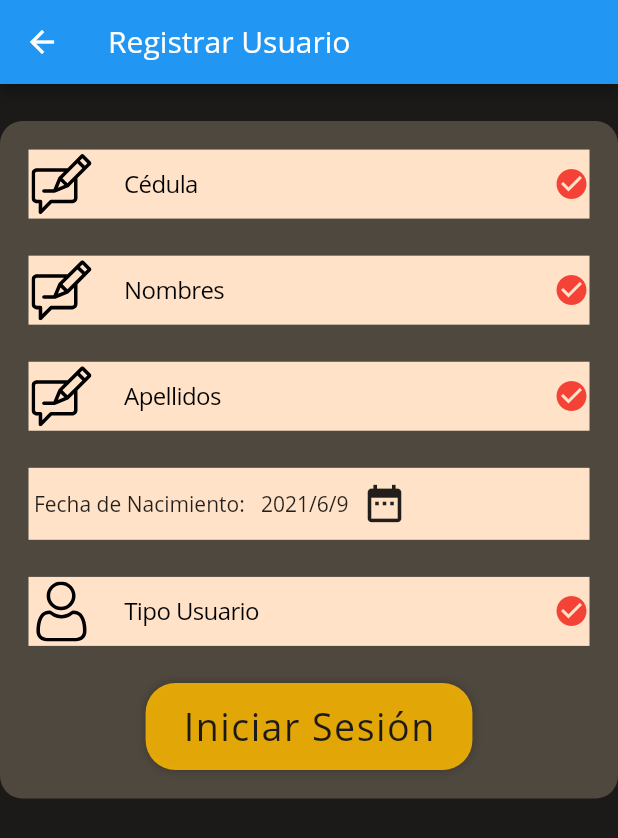
After one commit to DavidEF1996/PasantiaUPS, a Flutter app: the screen it shows after launch, after a tap on "Crear cuenta", on a phone screen of 412 x 824 dp. The commit adds this screen. Shown: the top 838 px of the screen. Run offline on Flutter 3.47's test engine with Material 2 defaults, Android fonts, the phone set to English and light mode, and no system bars; our stand-ins replace flutter_svg, syncfusion_flutter_datagrid; missing offline and left inert: encrypt, syncfusion_flutter_core.

Commit message:
Creacion de Usuarios, Creacion de clases para consumo de Servicios de Flutter (Servicio Crear)

```diff
--- a/Proyecto/pasantia_noticias/lib/main.dart
+++ b/Proyecto/pasantia_noticias/lib/main.dart
@@ -32,7 +32,7 @@ class MyApp extends StatelessWidget {
       ),
       // home: ListNotices(),
       //home: LoginPage()
-      home: PrincipalNoticias(),
+      home: LoginPage(),
     );
   }
 }
--- /dev/null
+++ b/Proyecto/pasantia_noticias/lib/model/modeloUsuario.dart
@@ -0,0 +1,58 @@
+// To parse this JSON data, do
+//
+//     final doctor = doctorFromJson(jsonString);
+
+import 'dart:convert';
+
+Usuario usuarioFromJson(String str) => Usuario.fromJson(json.decode(str));
+
+String usuarioToJson(Usuario data) => json.encode(data.toJson());
+
+class Usuario {
+  Usuario({
+    this.cedula,
+    this.nombres,
+    this.apellidos,
+    this.fechaNacimiento,
+    this.codigoUsuario,
+    this.token,
+    this.usuario,
+    this.contrasena,
+    this.tipoUsuario,
+  });
+
+  String cedula;
+  String nombres;
+  String apellidos;
+  DateTime fechaNacimiento;
+  String codigoUsuario;
+  String token;
+  String usuario;
+  String contrasena;
+  String tipoUsuario;
+
+  factory Usuario.fromJson(Map<String, dynamic> json) => Usuario(
+        cedula: json["cedula"],
+        nombres: json["nombres"],
+        apellidos: json["apellidos"],
+        fechaNacimiento: DateTime.parse(json["fechaNacimiento"]),
+        codigoUsuario: json["codigoUsuario"],
+        token: json["token"],
+        usuario: json["usuario"],
+        contrasena: json["contrasena"],
+        tipoUsuario: json["tipoUsuario"],
+      );
+
+  Map<String, dynamic> toJson() => {
+        "cedula": cedula,
+        "nombres": nombres,
+        "apellidos": apellidos,
+        "fechaNacimiento":
+            "${fechaNacimiento.year.toString().padLeft(4, '0')}-${fechaNacimiento.month.toString().padLeft(2, '0')}-${fechaNacimiento.day.toString().padLeft(2, '0')}",
+        "codigoUsuario": codigoUsuario,
+        "token": token,
+        "usuario": usuario,
+        "contrasena": contrasena,
+        "tipoUsuario": tipoUsuario,
+      };
+}
--- /dev/null
+++ b/Proyecto/pasantia_noticias/lib/pages/CrearCuenta.dart
@@ -0,0 +1,186 @@
+import 'dart:convert';
+
+import 'package:flutter/material.dart';
+import 'package:pasantia_noticias/model/modeloUsuario.dart';
+import 'package:pasantia_noticias/services/usuario.dart';
+import 'package:pasantia_noticias/utils/credencialesAleatorias.dart';
+import 'package:pasantia_noticias/utils/mensajesAlertaYVarios.dart';
+import 'package:pasantia_noticias/widgets/botonReusable.dart';
+import 'package:pasantia_noticias/widgets/inputs_formulario.dart';
+import 'package:pasantia_noticias/widgets/login_form.dart';
+
+class CrearCuenta extends StatefulWidget {
+  @override
+  _CrearCuentaState createState() => _CrearCuentaState();
+}
+
+String nombres;
+String apellidos;
+String cedula;
+
+class _CrearCuentaState extends State<CrearCuenta> {
+  @override
+  Widget build(BuildContext context) {
+    return Scaffold(
+      appBar: new AppBar(
+        title: Text("Registrar Usuario"),
+      ),
+      body: Container(
+        decoration: BoxDecoration(
+          gradient: LinearGradient(
+            begin: Alignment.topCenter,
+            end:
+                Alignment(0.7, 0), // 10% of the width, so there are ten blinds.
+            colors: [
+              const Color.fromRGBO(28, 26, 24, 1),
+              const Color.fromRGBO(28, 26, 24, 1),
+            ], // red to yellow
+            tileMode: TileMode.repeated, // repeats the gradient over the canvas
+          ),
+        ),
+        child: Column(
+          children: [
+            SizedBox(
+              height: MediaQuery.of(context).size.height * 0.03,
+            ),
+            Container(
+                decoration: BoxDecoration(
+                  borderRadius: BorderRadius.circular(15),
+                  color: Color.fromRGBO(101, 91, 80, 0.7),
+                ),
+                padding: EdgeInsets.all(19),
+                child: Column(
+                  children: [
+                    InputTextFormulario(
+                      iconosPath: 'assets/escritura.svg',
+                      placeHolder: 'Cédula',
+                      validator: (text) {
+                        cedula = text;
+                        return text.trim().length > 0;
+                      },
+                    ),
+                    SizedBox(
+                      height: MediaQuery.of(context).size.height * 0.03,
+                    ),
+                    InputTextFormulario(
+                      iconosPath: 'assets/escritura.svg',
+                      placeHolder: 'Nombres',
+                      validator: (text) {
+                        nombres = text;
+                        return text.trim().length > 0;
+                      },
+                    ),
+                    SizedBox(
+                      height: MediaQuery.of(context).size.height * 0.03,
+                    ),
+                    InputTextFormulario(
+                      iconosPath: 'assets/escritura.svg',
+                      placeHolder: 'Apellidos',
+                      validator: (text) {
+                        apellidos = text;
+                        return text.trim().length > 0;
+                      },
+                    ),
+                    SizedBox(
+                      height: MediaQuery.of(context).size.height * 0.03,
+                    ),
+                    Container(
+                      decoration: BoxDecoration(
+                          color: Color.fromRGBO(255, 226, 199, 1)),
+                      child: Column(children: <Widget>[
+                        Container(
+                            child: Row(
+                          // mainAxisAlignment: MainAxisAlignment.center,
+                          children: [
+                            Text(" Fecha de Nacimiento:   "),
+                            Text(currentDate.year.toString() +
+                                "/" +
+                                currentDate.month.toString() +
+                                "/" +
+                                currentDate.day.toString()),
+                            IconButton(
+                              onPressed: () => selectDate(context),
+                              icon: Icon(Icons.date_range),
+                              iconSize: 30,
+                            ),
+                          ],
+                        )),
+
+                        // Text("Edad: "+ ),
+                      ]),
+                    ),
+                    SizedBox(
+                      height: MediaQuery.of(context).size.height * 0.03,
+                    ),
+                    InputTextFormulario(
+                      iconosPath: 'assets/usuario.svg',
+                      placeHolder: 'Tipo Usuario',
+                      validator: (text) {
+                        return text.trim().length > 0;
+                      },
+                    ),
+                    SizedBox(
+                      height: MediaQuery.of(context).size.height * 0.03,
+                    ),
+                    BotonReusable(
+                        onPressed: () async {
+                          Usuario recibir = save();
+                          print("-------------");
+                          print(recibir.cedula);
+                          print(recibir.nombres);
+                          print(recibir.apellidos);
+                          print(recibir.fechaNacimiento);
+
+                          print(recibir.codigoUsuario);
+                          print(recibir.token);
+                          print(recibir.usuario);
+                          print(recibir.contrasena);
+                          print(recibir.tipoUsuario);
+
+                          await UsuarioServicio.crearUsuario(
+                              jsonEncode(recibir.toJson()));
+                        },
+                        label: "Iniciar Sesión"),
+                  ],
+                ))
+          ],
+        ),
+      ),
+    );
+  }
+
+  int age = 0;
+  int months = 0;
+  DateTime currentDate = DateTime.now();
+  Future<String> selectDate(BuildContext context) async {
+    final DateTime pickedDate = await showDatePicker(
+        context: context,
+        initialDate: currentDate,
+        firstDate: DateTime(1930),
+        lastDate: DateTime(2100));
+
+    if (pickedDate != null && pickedDate != currentDate)
+      setState(() {
+        currentDate = pickedDate;
+      });
+    return currentDate.toString();
+  }
+
+  Usuario save() {
+    List<String> credenciales = generateUser(nombres, apellidos);
+    Usuario d = new Usuario();
+    d.cedula = cedula;
+    d.nombres = nombres;
+    d.apellidos = apellidos;
+    d.fechaNacimiento = currentDate;
+    d.codigoUsuario = "1-e";
+    d.token = "123";
+    d.usuario = credenciales[0]; //prueba
+    d.contrasena = encode(credenciales[1]);
+    d.tipoUsuario = "admin";
+
+    print(credenciales[0]);
+    print(apellidos);
+    return d;
+  }
+}
--- a/Proyecto/pasantia_noticias/lib/pages/login/loginPage.dart
+++ b/Proyecto/pasantia_noticias/lib/pages/login/loginPage.dart
@@ -4,8 +4,11 @@ import 'package:pasantia_noticias/widgets/login_form.dart';
 import 'package:pasantia_noticias/widgets/welcome.dart';
 
 class LoginPage extends StatefulWidget {
-  LoginPage({Key key}) : super(key: key);
+  final String usuario;
+  final String contrasena;
 
+  const LoginPage({Key key, this.usuario = "", this.contrasena = ""})
+      : super(key: key);
   @override
   _LoginPageState createState() => _LoginPageState();
 }
--- /dev/null
+++ b/Proyecto/pasantia_noticias/lib/services/Conn.dart
@@ -0,0 +1,6 @@
+class Conn {
+  // static const String IP = '192.168.1.18'; //'192.168.18.4';'192.168.10.118'2
+  static const String IP = '192.168.18.83'; //'192.168.18.4';'192.168.10.118'2
+  static const int PORT = 8080;
+  static const String URL = 'http://$IP:$PORT/Pasantias/www/pasantiaServicios';
+}
--- /dev/null
+++ b/Proyecto/pasantia_noticias/lib/services/usuario.dart
@@ -0,0 +1,27 @@
+import 'dart:convert';
+
+import 'package:pasantia_noticias/model/modeloUsuario.dart';
+import 'package:pasantia_noticias/services/Conn.dart';
+import 'package:http/http.dart' as http;
+
+class UsuarioServicio {
+  static const String IP = Conn.IP;
+  static const int PORT = Conn.PORT;
+  static const String servicio_crear = "/crear";
+  static const String URL = Conn.URL;
+  static const headers = {'Content-Type': 'application/json'};
+  static Usuario d = new Usuario();
+
+  static Future crearUsuario(json) async {
+    http.Response response = await http.post(Uri.parse(URL + servicio_crear),
+        body: json, headers: headers, encoding: Encoding.getByName('utf-8'));
+
+    print("aaaaaaaaaaaaaaaaaaaaaaaaaaaaaaaaa");
+    print(response.body);
+    Map<String, dynamic> user = jsonDecode(response.body);
+    d.usuario = user['usuario'];
+    d.contrasena = user['contrasena'];
+
+    return response;
+  }
+}
--- a/Proyecto/pasantia_noticias/lib/widgets/login_form.dart
+++ b/Proyecto/pasantia_noticias/lib/widgets/login_form.dart
@@ -1,8 +1,10 @@
 import 'package:flutter/cupertino.dart';
 import 'package:flutter/material.dart';
 import 'package:flutter_svg/flutter_svg.dart';
+import 'package:pasantia_noticias/pages/CrearCuenta.dart';
 import 'package:pasantia_noticias/pages/login/widgets/ListNotices.dart';
 import 'package:pasantia_noticias/pages/login/widgets/PrincipalNoticias.dart';
+import 'package:pasantia_noticias/utils/responsive.dart';
 import 'package:pasantia_noticias/widgets/botonReusable.dart';
 import 'package:pasantia_noticias/widgets/inputs_formulario.dart';
 
@@ -11,6 +13,7 @@ class LoginForm extends StatelessWidget {
 
   @override
   Widget build(BuildContext context) {
+    final Responsive responsive = Responsive.of(context);
     return Container(
       width: 330,
       child: Column(
@@ -46,6 +49,19 @@ class LoginForm extends StatelessWidget {
                 );
               },
               label: "Iniciar Sesión"),
+          FlatButton(
+            textColor: Colors.white,
+            child: Text(
+              'Crear cuenta',
+              style: TextStyle(fontSize: responsive.diagonalPorcentaje(2.5)),
+            ),
+            onPressed: () {
+              final route = MaterialPageRoute(builder: (context) {
+                return CrearCuenta();
+              });
+              Navigator.push(context, route);
+            },
+          )
         ],
       ),
     );
--- a/Proyecto/pasantia_noticias/pubspec.yaml
+++ b/Proyecto/pasantia_noticias/pubspec.yaml
@@ -28,6 +28,8 @@ dependencies:
   cupertino_icons: ^1.0.0
   syncfusion_flutter_datagrid: ^19.1.54-beta.1
   flutter_pagewise: ^2.0.1
+  http: ^0.13.1
+  encrypt: ^4.1.0
 
 dev_dependencies:
   flutter_test:
@@ -54,6 +56,7 @@ flutter:
     - assets/ofertaLaboral.jpg
     - assets/titulacion.jpg
     - assets/donBosco.png
+    - assets/escritura.svg
 
   # An image asset can refer to one or more resolution-specific "variants", see
   # https://flutter.dev/assets-and-images/#resolution-aware.
```
Also changed, not shown: Proyecto/pasantia_noticias/lib/pages/CambiarContrasena.dart (added, +105 -0 lines), Proyecto/pasantia_noticias/lib/utils/credencialesAleatorias.dart (added, +75 -0 lines), Proyecto/pasantia_noticias/lib/utils/mensajesAlertaYVarios.dart (added, +12 -0 lines), Proyecto/pasantia_noticias/lib/widgets/inputs_formulario.dart (+12 -12 lines), Proyecto/pasantia_noticias/assets/escritura.svg (added), Proyecto/pasantia_noticias/pubspec.lock.
